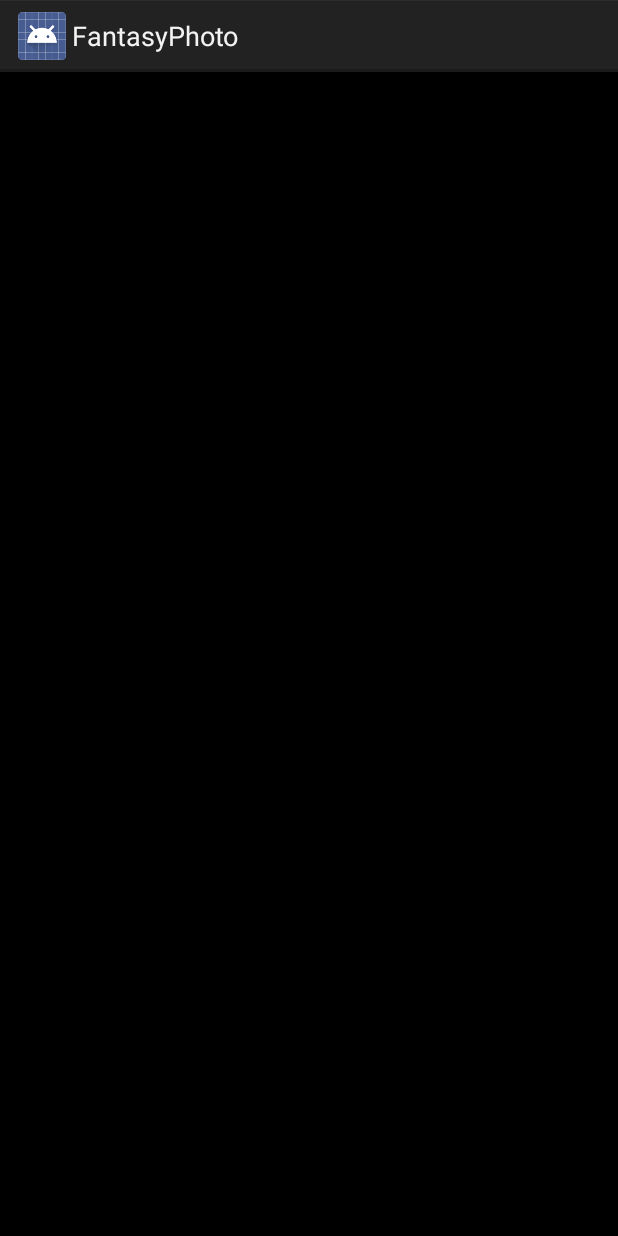
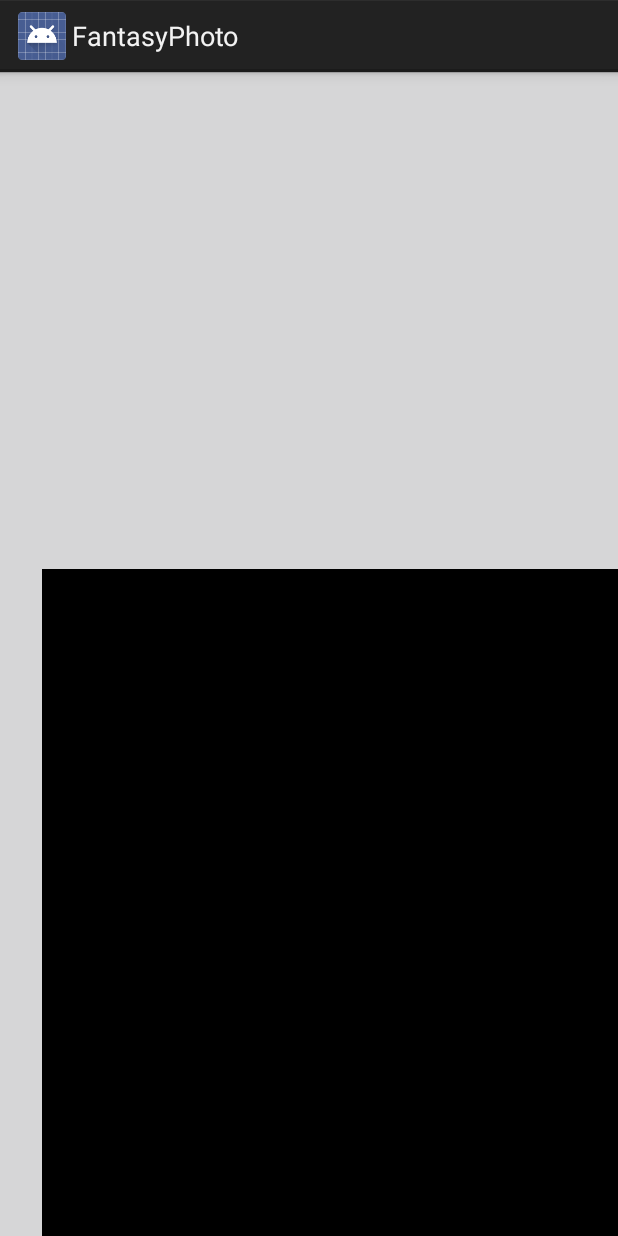
Before and after one commit to uqtony/FantasyPhoto, an Android app: the layout camera_connection_fragment_tracking.xml on its own in the app's theme, with its tools: preview values and no code run, on a phone screen of 412 x 824 dp. Run offline under Robolectric (Android 15) with nearby library versions, the phone set to English and light mode, and no system bars.

Commit message:
[FantasyPhoto]Change UI layout to match RK3399 DPI Rk3399 DPI is 213 which not the same as Samsung Galaxy Tab S4. Change layout to match.

```diff
--- a/app/src/main/java/com/uqtony/fantasyphoto/PhotoViewerActivity.java
+++ b/app/src/main/java/com/uqtony/fantasyphoto/PhotoViewerActivity.java
@@ -80,7 +80,8 @@ public class PhotoViewerActivity extends Activity {
             Bitmap result = myBitmap.copy(Bitmap.Config.ARGB_8888, true);
             photoImageView.setImageBitmap(result);
             //Glide.with(this).load(imgFile).into(photoImageView);
-            Glide.with(this).asGif().load(R.drawable.retake_background_anim).into(imageView);
+            //Glide.with(this).asGif().load(R.drawable.retake_background_anim).into(imageView);
+            Glide.with(this).load(R.drawable.retake_background_qrcode).into(imageView);
             //imageView.setImageBitmap(background);
             if (imgFile.exists())
                 uploadFile(Uri.fromFile(imgFile).toString());
@@ -202,7 +203,7 @@ public class PhotoViewerActivity extends Activity {
                         public void run() {
                             qrImageView.setVisibility(View.VISIBLE);
                             qrImageView.setImageBitmap(qrImage);
-                            Bitmap background = BitmapFactory.decodeResource(getResources(), R.drawable.photo_viewer_qrcode_background);
+                            Bitmap background = BitmapFactory.decodeResource(getResources(), R.drawable.photo_viewer_qrcode_background_qrcode);
                             imageView.setImageBitmap(background);
                             imageView.setImageAlpha(125);
                             photoImageView.setImageAlpha(125);
--- a/app/src/main/res/layout/activity_photo_viewer.xml
+++ b/app/src/main/res/layout/activity_photo_viewer.xml
@@ -27,7 +27,7 @@
     <ImageView
         android:id="@+id/photoImageView"
         android:layout_width="345dp"
-        android:layout_height="460dp"
+        android:layout_height="345dp"
         android:layout_alignParentTop="true"
         android:layout_centerHorizontal="true"
         android:layout_gravity="center_horizontal"
--- a/app/src/main/res/layout/camera_connection_fragment_tracking.xml
+++ b/app/src/main/res/layout/camera_connection_fragment_tracking.xml
@@ -19,10 +19,24 @@
     android:layout_width="match_parent"
     android:layout_height="match_parent">
 
+      <ImageView
+          android:id="@+id/backgroundImageView"
+          android:layout_width="match_parent"
+          android:layout_height="match_parent"
+          android:scaleType="fitXY"
+          android:src="@drawable/background" />
+
+      <!--<com.uqtony.fantasyphoto.AutoFitTextureView-->
+          <!--android:id="@+id/texture"-->
+          <!--android:layout_width="match_parent"-->
+          <!--android:layout_height="match_parent"/>-->
       <com.uqtony.fantasyphoto.AutoFitTextureView
           android:id="@+id/texture"
-          android:layout_width="match_parent"
-          android:layout_height="match_parent"/>
+          android:layout_width="458dp"
+          android:layout_height="634dp"
+          android:layout_marginStart="170dp"
+          android:layout_marginTop="403dp"
+          />
 
       <com.uqtony.fantasyphoto.OverlayView
           android:id="@+id/tracking_overlay"
@@ -34,10 +48,18 @@
           android:layout_width="match_parent"
           android:layout_height="match_parent"/>
 
+      <!--<ImageView-->
+          <!--android:id="@+id/animFrameImageView"-->
+          <!--android:layout_width="match_parent"-->
+          <!--android:layout_height="match_parent"-->
+          <!--android:scaleType="fitXY"-->
+          <!--android:src="@android:color/black" />-->
       <ImageView
           android:id="@+id/animFrameImageView"
-          android:layout_width="match_parent"
-          android:layout_height="match_parent"
+          android:layout_width="757dp"
+          android:layout_height="770dp"
+          android:layout_marginLeft="28dp"
+          android:layout_marginTop="331dp"
           android:scaleType="fitXY"
           android:src="@android:color/black" />
 
@@ -79,7 +101,7 @@
       <ImageView
           android:id="@+id/retakeImageView"
           android:layout_width="345dp"
-          android:layout_height="460dp"
+          android:layout_height="345dp"
           android:layout_gravity="center_horizontal"
           android:layout_alignParentTop="true"
           android:layout_centerHorizontal="true"
```
Also changed, not shown: app/src/main/java/com/uqtony/fantasyphoto/DetectorActivity.java (+77 -14 lines), app/src/main/java/com/uqtony/fantasyphoto/HandSwipeChecker.java (+61 -0 lines), app/src/main/java/com/uqtony/fantasyphoto/PhotoFrameManager.java (+8 -4 lines).
